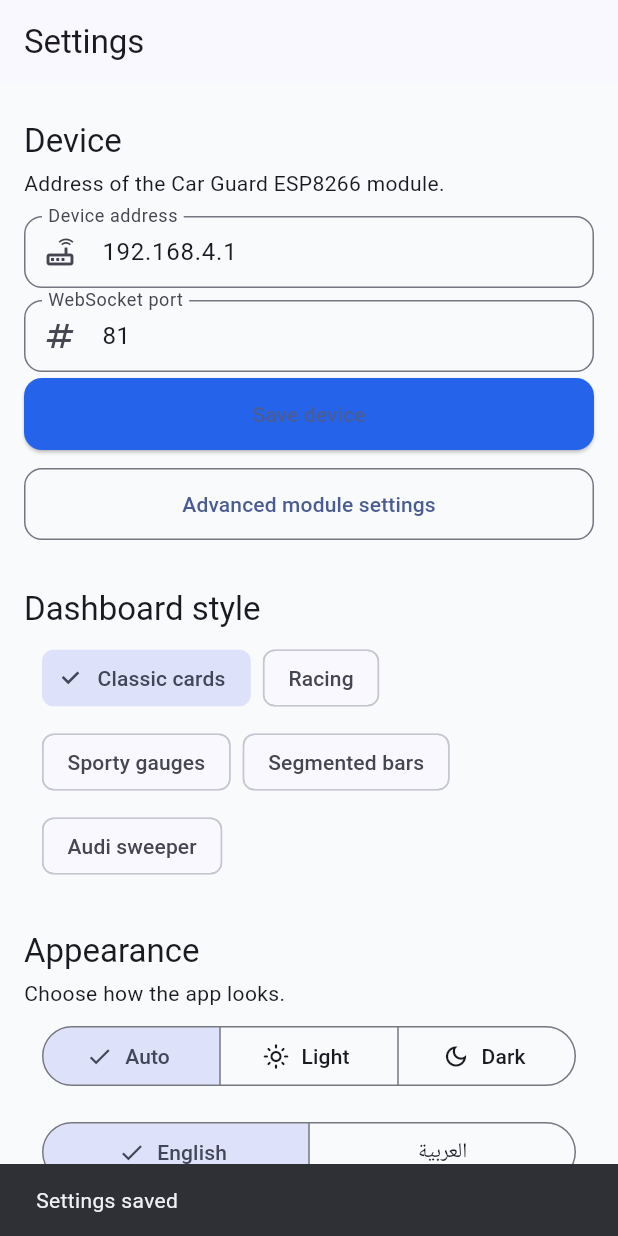
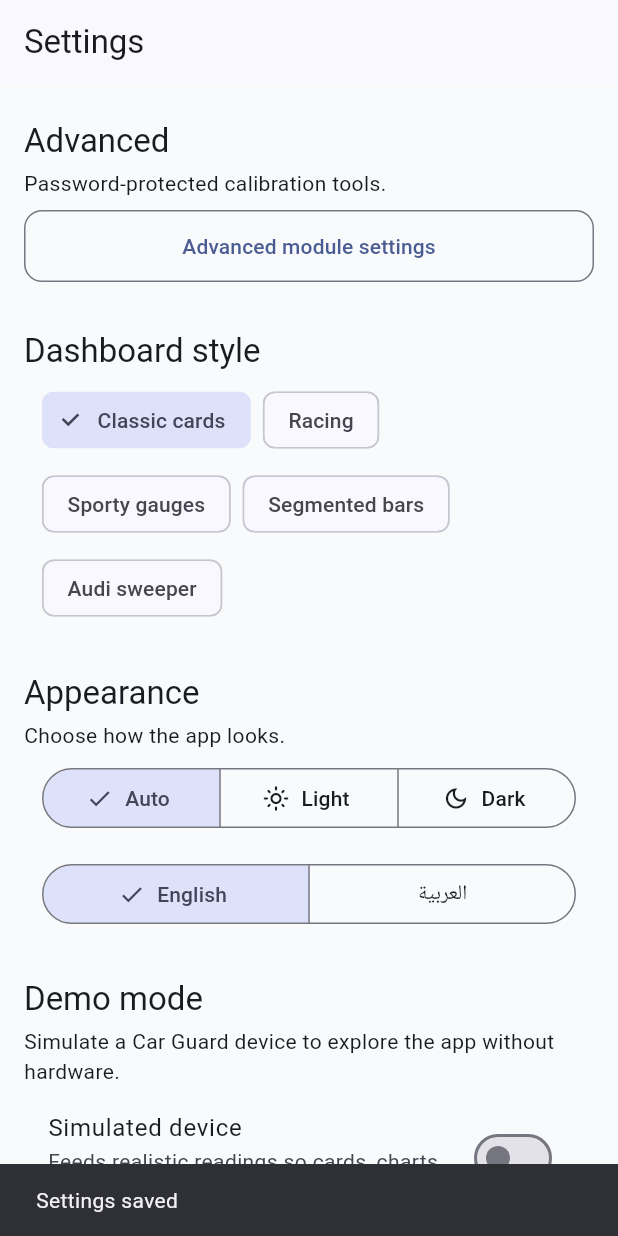
Before and after one commit to ahmadtefa/car_guard, a Flutter app: the SettingsPage screen opened by its route, after a tap on "Classic cards", on a phone screen of 412 x 824 dp. Run offline on Flutter 3.47's test engine with Material 3 defaults, Android fonts, the phone set to English and light mode, and no system bars; our stand-ins replace audioplayers, connectivity_plus, flutter_local_notifications, flutter_riverpod, go_router, permission_handler and 1 more; missing offline and left inert: flutter_foreground_task; accounts and stored records are empty; network calls fail.

Commit message:
Hide all technical details from the UI (design pass 1)
- Remove the Connection floating button and the whole manual connection
  screen; the app auto-connects to the module with the saved/default
  address in the background
- Settings: drop the Device section (address + WebSocket port + save);
  the Advanced shortcut lives on in its own clean section
- Remove every UI string mentioning the device address, port or the
  controller type (ESP8266) from ar/en translations
- Android Auto: disconnected state no longer lists the module address
- Internal comments reworded to match the no-hardware-mention policy

Co-authored-by: arena-agent <297053741+arena-agent@users.noreply.github.com>

```diff
--- a/files.txt
+++ b/files.txt
@@ -87,7 +87,6 @@ lib/features/dashboard/widgets/voltage_difference_card.dart
 lib/features/device/models/device_data.dart
 lib/features/device/models/device_settings.dart
 lib/features/device/pages/advanced_settings_page.dart
-lib/features/device/pages/device_connection_page.dart
 lib/features/device/pages/device_settings_page.dart
 lib/features/settings/pages/settings_page.dart
 lib/features/settings/providers/settings_provider.dart
--- a/lib/app/router.dart
+++ b/lib/app/router.dart
@@ -1,7 +1,6 @@
 import 'package:flutter_riverpod/flutter_riverpod.dart';
 import 'package:go_router/go_router.dart';
 import '../features/dashboard/pages/dashboard_page.dart';
-import '../features/device/pages/device_connection_page.dart';
 import '../features/device/pages/advanced_settings_page.dart';
 import '../features/device/pages/device_settings_page.dart';
 import '../features/settings/pages/settings_page.dart';
@@ -15,13 +14,6 @@ final appRouterProvider = Provider<GoRouter>((ref) {
         name: 'dashboard',
         builder: (context, state) =>
             const DashboardPage(),
-      ),
-
-      GoRoute(
-        path: '/connection',
-        name: 'connection',
-        builder: (context, state) =>
-            const DeviceConnectionPage(),
       ),
 
       GoRoute(
--- a/lib/core/l10n/app_l10n.dart
+++ b/lib/core/l10n/app_l10n.dart
@@ -179,13 +179,6 @@ class AppL10n {
 
   // ---------- Settings page ----------
   String get settings => isAr ? 'الإعدادات' : 'Settings';
-  String get device => isAr ? 'الجهاز' : 'Device';
-  String get deviceAddressInfo => isAr
-      ? 'عنوان وحدة الحارس ESP8266.'
-      : 'Address of the Car Guard ESP8266 module.';
-  String get deviceAddress => isAr ? 'عنوان الجهاز' : 'Device address';
-  String get wsPort => isAr ? 'منفذ WebSocket' : 'WebSocket port';
-  String get saveDevice => isAr ? 'حفظ الجهاز' : 'Save device';
   String get advancedModuleSettings =>
       isAr ? 'الإعدادات المتقدمة للجهاز' : 'Advanced module settings';
   String get appearance => isAr ? 'المظهر' : 'Appearance';
@@ -230,26 +223,8 @@ class AppL10n {
       isAr ? 'إرجاع الإعدادات الافتراضية' : 'Reset to defaults';
   String get settingsSaved =>
       isAr ? 'تم حفظ الإعدادات' : 'Settings saved';
-  String get enterAddressFirst =>
-      isAr ? 'أدخل عنوان الجهاز أولاً.' : 'Enter the device address first.';
-  String get portRangeError =>
-      isAr ? 'المنفذ رقم بين 1 و 65535.' : 'Port must be a number between 1 and 65535.';
 
   // ---------- Connection page ----------
-  String get deviceConnection =>
-      isAr ? 'اتصال الجهاز' : 'Device Connection';
-  String get connecting => isAr ? 'جاري الاتصال...' : 'Connecting...';
-  String get disconnectedMsg =>
-      isAr ? 'تم قطع الاتصال' : 'Disconnected';
-  String get reconnecting => isAr ? 'إعادة الاتصال...' : 'Reconnecting...';
-  String get connectionError => isAr ? 'خطأ اتصال' : 'Connection Error';
-  String get deviceLabel => isAr ? 'الجهاز' : 'Device';
-  String get lastUpdateLabel => isAr ? 'آخر تحديث' : 'Last Update';
-  String get portLabel => isAr ? 'المنفذ' : 'Port';
-  String get deviceIpLabel => isAr ? 'عنوان IP للجهاز' : 'Device IP Address';
-  String get connectAction => isAr ? 'اتصال' : 'Connect';
-  String get disconnectAction => isAr ? 'قطع الاتصال' : 'Disconnect';
-  String get reconnectAction => isAr ? 'إعادة اتصال' : 'Reconnect';
 
   // ---------- Module settings page ----------
   String get moduleInfo => isAr ? 'بيانات الجهاز' : 'Module info';
--- a/lib/core/models/app_settings.dart
+++ b/lib/core/models/app_settings.dart
@@ -3,11 +3,11 @@ import 'dart:convert';
 /// User-configurable application settings persisted on the device.
 ///
 /// A single instance holds everything the app needs to remember between runs:
-/// the address of the Car Guard ESP8266 module and the thresholds that drive
+/// the address of the Car Guard module and the thresholds that drive
 /// dashboard alerts and local notifications.
 class AppSettings {
   /// Creates a settings snapshot with sensible defaults for a stock
-  /// ESP8266 Car Guard module.
+  /// Car Guard monitoring module.
   const AppSettings({
     this.deviceHost = '192.168.4.1',
     this.devicePort = 81,
@@ -45,7 +45,7 @@ class AppSettings {
   /// Storage key used to persist the serialized settings.
   static const String storageKey = 'app_settings';
 
-  /// Address of the ESP8266 module (IP or mDNS host name).
+  /// Address of the Car Guard module (IP or mDNS host name).
   final String deviceHost;
 
   /// WebSocket port used for live updates (HTTP falls back to port 80).
--- a/lib/core/providers/device_status_provider.dart
+++ b/lib/core/providers/device_status_provider.dart
@@ -8,7 +8,7 @@ import 'device_provider.dart';
 /// Streams live device readings.
 ///
 /// When demo mode is enabled in settings the stream comes from the built-in
-/// simulator instead of the ESP8266 repository, letting the whole app (cards,
+/// simulator instead of the device repository, letting the whole app (cards,
 /// charts, alerts, notifications) run without physical hardware.
 final deviceStatusProvider = StreamProvider<DeviceStatus>((ref) {
   final demoEnabled = ref.watch(
--- a/lib/core/services/device_models.dart
+++ b/lib/core/services/device_models.dart
@@ -1,4 +1,4 @@
-// Strongly typed domain models for the ESP8266 communication layer.
+// Strongly typed domain models for the Car Guard communication layer.
 /// Alarm limits reported by the module inside its live stream.
 ///
 /// Every field is nullable: the firmware may omit values, in which case the
@@ -228,7 +228,7 @@ class DeviceControlData {
 }
 
 
-/// Settings stored on the ESP8266 module itself, loaded via `/getallsettings`.
+/// Settings stored on the Car Guard module itself, loaded via `/getallsettings`.
 class DeviceModuleSettings {
   const DeviceModuleSettings({
     this.maxTemp = 95.0,
--- a/lib/core/services/device_repository.dart
+++ b/lib/core/services/device_repository.dart
@@ -1,6 +1,6 @@
 import 'device_models.dart';
 
-/// Abstract contract for the ESP8266 communication repository.
+/// Abstract contract for the device communication repository.
 ///
 /// This repository is intentionally infrastructure-focused and does not contain
 /// UI or feature-specific business logic. It provides a stable interface for
--- a/lib/core/services/ota_service.dart
+++ b/lib/core/services/ota_service.dart
@@ -28,18 +28,18 @@ class OtaServiceImpl implements OtaService {
 
   @override
   Future<void> downloadUpdate() async {
-    // OTA firmware upload will be implemented with ESP8266 firmware integration.
+    // OTA firmware upload will be implemented with the module firmware integration.
   }
 
   @override
   Future<void> installUpdate() async {
-    // Installation is handled by the ESP8266 after upload.
+    // Installation is handled by the module after upload.
   }
 
   @override
   Future<void> rollback() async {
     throw UnsupportedError(
-      'Rollback is not supported by ESP8266 OTA.',
+      'Rollback is not supported by the module OTA.',
     );
   }
 }
--- a/lib/core/services/wifi_service.dart
+++ b/lib/core/services/wifi_service.dart
@@ -26,7 +26,7 @@ class WiFiServiceImpl implements WiFiService {
     required String ssid,
     String? password,
   }) async {
-    // سيتم تنفيذ الاتصال الحقيقي مع ESP8266 لاحقًا.
+    // سيتم تنفيذ الاتصال الحقيقي مع الوحدة لاحقًا.
     _connected = true;
   }
 
--- a/lib/features/device/pages/device_settings_page.dart
+++ b/lib/features/device/pages/device_settings_page.dart
@@ -11,7 +11,7 @@ import '../../../core/widgets/primary_button.dart';
 import '../../../core/widgets/secondary_button.dart';
 import '../../../core/widgets/section_title.dart';
 
-/// Reads and edits the settings stored on the ESP8266 module itself
+/// Reads and edits the settings stored on the Car Guard module itself
 /// (`/getallsettings`, `/saveallsettings`) and provisions its Wi-Fi
 /// (`/savewifi`).
 class DeviceSettingsPage extends ConsumerStatefulWidget {
--- a/lib/features/settings/pages/settings_page.dart
+++ b/lib/features/settings/pages/settings_page.dart
@@ -7,8 +7,6 @@ import '../../../core/l10n/app_l10n.dart';
 import '../../../core/models/app_settings.dart';
 import '../../../core/services/background_monitor.dart';
 import '../../../core/services/notification_service.dart';
-import '../../../core/widgets/app_text_field.dart';
-import '../../../core/widgets/primary_button.dart';
 import '../../../core/widgets/secondary_button.dart';
 import '../../../core/widgets/section_title.dart';
 import '../providers/settings_provider.dart';
@@ -25,29 +23,6 @@ class SettingsPage extends ConsumerStatefulWidget {
 }
 
 class _SettingsPageState extends ConsumerState<SettingsPage> {
-  late final TextEditingController _hostController;
-  late final TextEditingController _portController;
-
-  @override
-  void initState() {
-    super.initState();
-
-    final settings =
-        ref.read(settingsProvider).value ?? const AppSettings();
-
-    _hostController = TextEditingController(text: settings.deviceHost);
-    _portController = TextEditingController(
-      text: settings.devicePort.toString(),
-    );
-  }
-
-  @override
-  void dispose() {
-    _hostController.dispose();
-    _portController.dispose();
-    super.dispose();
-  }
-
   AppSettings get _current =>
       ref.read(settingsProvider).value ?? const AppSettings();
 
@@ -63,36 +38,10 @@ class _SettingsPageState extends ConsumerState<SettingsPage> {
     );
   }
 
-  Future<void> _saveDeviceAddress() async {
-    final l = ref.read(l10nProvider);
-
-    final host = _hostController.text.trim();
-    final port = int.tryParse(_portController.text.trim());
-
-    if (host.isEmpty) {
-      _showError(l.enterAddressFirst);
-      return;
-    }
-
-    if (port == null || port < 1 || port > 65535) {
-      _showError(l.portRangeError);
-      return;
-    }
-
-    await _save(
-      _current.copyWith(deviceHost: host, devicePort: port),
-    );
-  }
-
   Future<void> _resetToDefaults() async {
-    const defaults = AppSettings();
-
-    _hostController.text = defaults.deviceHost;
-    _portController.text = defaults.devicePort.toString();
-
     await BackgroundMonitor.stop();
 
-    await _save(defaults);
+    await _save(const AppSettings());
   }
 
   Future<void> _toggleBackground(bool value) async {
@@ -159,25 +108,10 @@ class _SettingsPageState extends ConsumerState<SettingsPage> {
         child: ListView(
           padding: AppSpacing.padding,
           children: [
-            SectionTitle(title: l.device, subtitle: l.deviceAddressInfo),
-            AppTextField(
-              controller: _hostController,
-              labelText: l.deviceAddress,
-              hintText: '192.168.4.1',
-              prefixIcon: const Icon(Icons.router_outlined),
+            SectionTitle(
+              title: l.advancedSection,
+              subtitle: l.advancedSectionInfo,
             ),
-            AppTextField(
-              controller: _portController,
-              labelText: l.wsPort,
-              hintText: '81',
-              keyboardType: TextInputType.number,
-              prefixIcon: const Icon(Icons.numbers_outlined),
-            ),
-            PrimaryButton(
-              onPressed: _saveDeviceAddress,
-              child: Text(l.saveDevice),
-            ),
-            const SizedBox(height: AppSpacing.md),
             SecondaryButton(
               onPressed: () => context.push('/advanced-settings'),
               child: Text(l.advancedModuleSettings),
```
Also changed, not shown: lib/features/dashboard/pages/dashboard_page.dart (+0 -8 lines), lib/features/device/pages/device_connection_page.dart (deleted, +0 -208 lines), 1 other file.
